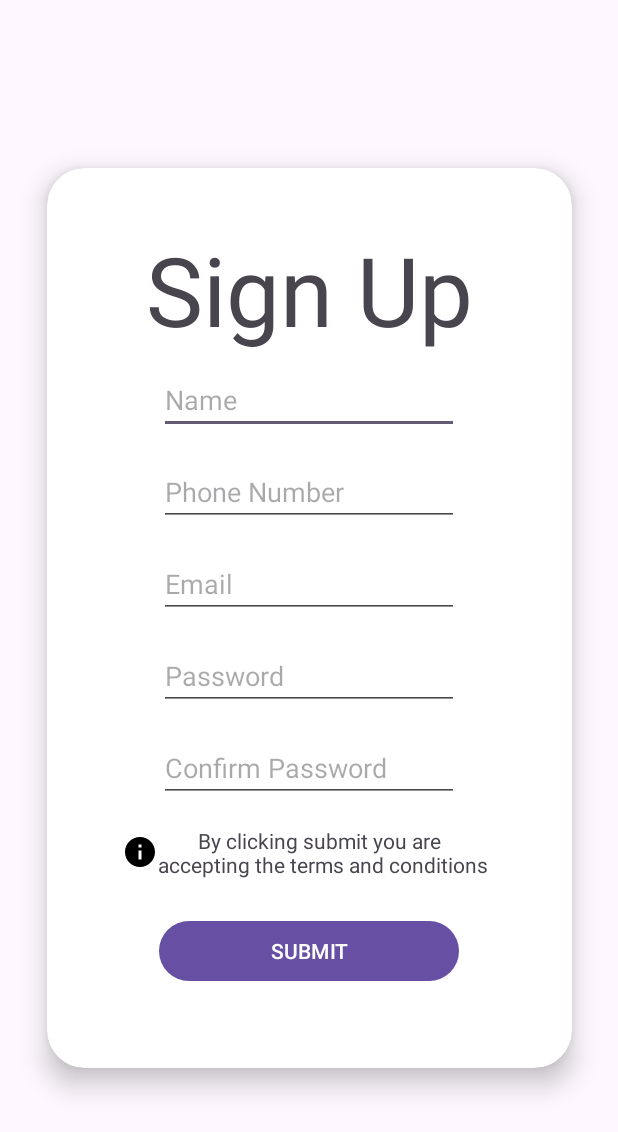
After one commit to GeorgeLifinRell/helper-app, an Android app: the SignUpActivity screen opened directly, with no data from a screen before it, on a phone screen of 412 x 824 dp. The commit adds this screen. Shown: the top 1132 px of the screen. Run offline under Robolectric (Android 15) with nearby library versions, the phone set to English and light mode, and no system bars; our stand-ins replace Firebase (no records; nobody signed in at launch, a user with empty details on screens opened directly).

Commit message:
sign-up layout completed

```diff
--- a/app/build.gradle
+++ b/app/build.gradle
@@ -1,5 +1,6 @@
 plugins {
     alias(libs.plugins.androidApplication)
+    id 'com.google.gms.google-services'
 }
 
 android {
@@ -34,6 +35,8 @@ dependencies {
     implementation libs.material
     implementation libs.activity
     implementation libs.constraintlayout
+    implementation libs.firebase.auth
+    implementation libs.firebase.firestore
     testImplementation libs.junit
     androidTestImplementation libs.ext.junit
     androidTestImplementation libs.espresso.core
--- a/app/src/main/AndroidManifest.xml
+++ b/app/src/main/AndroidManifest.xml
@@ -13,6 +13,12 @@
         android:theme="@style/Theme.HelperApp"
         tools:targetApi="31">
         <activity
+            android:name=".LoginActivity"
+            android:exported="false" />
+        <activity
+            android:name=".SignUpActivity"
+            android:exported="false" />
+        <activity
             android:name=".MainActivity"
             android:exported="true">
             <intent-filter>
--- /dev/null
+++ b/app/src/main/java/com/example/helperapp/LoginActivity.java
@@ -0,0 +1,19 @@
+package com.example.helperapp;
+
+import android.os.Bundle;
+
+import androidx.activity.EdgeToEdge;
+import androidx.appcompat.app.AppCompatActivity;
+import androidx.core.graphics.Insets;
+import androidx.core.view.ViewCompat;
+import androidx.core.view.WindowInsetsCompat;
+
+public class LoginActivity extends AppCompatActivity {
+
+    @Override
+    protected void onCreate(Bundle savedInstanceState) {
+        super.onCreate(savedInstanceState);
+        setContentView(R.layout.activity_login);
+
+    }
+}
--- /dev/null
+++ b/app/src/main/java/com/example/helperapp/SignUpActivity.java
@@ -0,0 +1,56 @@
+package com.example.helperapp;
+
+import android.os.Bundle;
+import android.view.View;
+import android.widget.Button;
+import android.widget.EditText;
+import android.widget.Toast;
+
+import androidx.appcompat.app.AppCompatActivity;
+
+import com.google.firebase.auth.FirebaseAuth;
+import com.google.firebase.auth.FirebaseUser;
+import com.google.firebase.firestore.FirebaseFirestore;
+
+public class SignUpActivity extends AppCompatActivity {
+
+    private FirebaseAuth mAuth;
+    private FirebaseFirestore db;
+
+    @Override
+    protected void onStart() {
+        mAuth = FirebaseAuth.getInstance();
+        db = FirebaseFirestore.getInstance();
+        super.onStart();
+    }
+
+    @Override
+    protected void onCreate(Bundle savedInstanceState) {
+        super.onCreate(savedInstanceState);
+        setContentView(R.layout.activity_sign_up);
+
+        EditText nameEt = findViewById(R.id.name_et);
+        EditText phoneNumberEt = findViewById(R.id.phone_number_et);
+        EditText emailEt = findViewById(R.id.email_et);
+        EditText passwordEt = findViewById(R.id.password_et);
+        EditText confirmPasswordEt = findViewById(R.id.confirm_password_et);
+        Button submitBtn = findViewById(R.id.submit_btn);
+
+        submitBtn.setOnClickListener(new View.OnClickListener() {
+            @Override
+            public void onClick(View v) {
+                String name = nameEt.getText().toString();
+                String phoneNumber = phoneNumberEt.getText().toString();
+                String email = emailEt.getText().toString();
+                String password = passwordEt.getText().toString();
+                String confirmPassword = confirmPasswordEt.getText().toString();
+
+                if (name.isEmpty() || phoneNumber.isEmpty() || email.isEmpty() || password.isEmpty()) {
+                    Toast.makeText(SignUpActivity.this, "Invalid Values!", Toast.LENGTH_SHORT).show();
+                    return;
+                }
+
+            }
+        });
+    }
+}
--- /dev/null
+++ b/app/src/main/res/drawable/baseline_info_24.xml
@@ -0,0 +1,5 @@
+<vector xmlns:android="http://schemas.android.com/apk/res/android" android:height="24dp" android:tint="#000000" android:viewportHeight="24" android:viewportWidth="24" android:width="24dp">
+
+    <path android:fillColor="@android:color/white" android:pathData="M12,2C6.48,2 2,6.48 2,12s4.48,10 10,10 10,-4.48 10,-10S17.52,2 12,2zM13,17h-2v-6h2v6zM13,9h-2L11,7h2v2z"/>
+
+</vector>
--- /dev/null
+++ b/app/src/main/res/layout/activity_login.xml
@@ -0,0 +1,18 @@
+<?xml version="1.0" encoding="utf-8"?>
+<LinearLayout xmlns:android="http://schemas.android.com/apk/res/android"
+    xmlns:app="http://schemas.android.com/apk/res-auto"
+    xmlns:tools="http://schemas.android.com/tools"
+    android:id="@+id/main"
+    android:layout_width="match_parent"
+    android:layout_height="match_parent"
+    android:orientation="vertical"
+    tools:context=".LoginActivity">
+
+    <androidx.cardview.widget.CardView
+        android:layout_width="wrap_content"
+        android:layout_height="wrap_content">
+
+
+    </androidx.cardview.widget.CardView>
+
+</LinearLayout>
--- /dev/null
+++ b/app/src/main/res/layout/activity_sign_up.xml
@@ -0,0 +1,116 @@
+<?xml version="1.0" encoding="utf-8"?>
+<androidx.constraintlayout.widget.ConstraintLayout
+    xmlns:android="http://schemas.android.com/apk/res/android"
+    xmlns:app="http://schemas.android.com/apk/res-auto"
+    xmlns:tools="http://schemas.android.com/tools"
+    android:id="@+id/main"
+    android:layout_width="match_parent"
+    android:layout_height="match_parent"
+    android:layout_gravity="center"
+    tools:context=".SignUpActivity">
+
+    <androidx.cardview.widget.CardView
+        android:layout_width="wrap_content"
+        android:layout_height="wrap_content"
+        android:minHeight="600dp"
+        android:minWidth="350dp"
+        android:padding="25dp"
+        app:cardCornerRadius="25dp"
+        app:cardElevation="10dp"
+        app:layout_constraintBottom_toBottomOf="parent"
+        app:layout_constraintEnd_toEndOf="parent"
+        app:layout_constraintStart_toStartOf="parent"
+        app:layout_constraintTop_toTopOf="parent">
+
+        <LinearLayout
+            android:layout_width="match_parent"
+            android:layout_height="match_parent"
+            android:orientation="vertical"
+            android:layout_gravity="center">
+
+            <TextView
+                android:layout_width="wrap_content"
+                android:layout_height="wrap_content"
+                android:text="@string/sign_up"
+                android:textSize="64sp"
+                android:layout_gravity="center_horizontal"/>
+
+            <EditText
+                android:id="@+id/name_et"
+                android:layout_width="wrap_content"
+                android:layout_height="wrap_content"
+                android:minWidth="200dp"
+                android:layout_gravity="center_horizontal"
+                android:layout_marginVertical="8dp"
+                android:hint="@string/name"
+                android:autofillHints="name"
+                android:inputType="textPersonName"/>
+
+            <EditText
+                android:id="@+id/phone_number_et"
+                android:layout_width="wrap_content"
+                android:layout_height="wrap_content"
+                android:minWidth="200dp"
+                android:layout_gravity="center_horizontal"
+                android:layout_marginVertical="8dp"
+                android:hint="@string/phone_number"
+                android:autofillHints="phone"
+                android:inputType="phone"/>
+
+            <EditText
+                android:id="@+id/email_et"
+                android:layout_width="wrap_content"
+                android:layout_height="wrap_content"
+                android:minWidth="200dp"
+                android:layout_gravity="center_horizontal"
+                android:layout_marginVertical="8dp"
+                android:hint="@string/email"
+                android:autofillHints="phone"
+                android:inputType="textEmailAddress"/>
+
+            <EditText
+                android:id="@+id/password_et"
+                android:layout_width="wrap_content"
+                android:layout_height="wrap_content"
+                android:minWidth="200dp"
+                android:layout_gravity="center_horizontal"
+                android:layout_marginVertical="8dp"
+                android:hint="@string/password"
+                android:autofillHints="password"
+                android:inputType="textPassword"/>
+
+            <EditText
+                android:id="@+id/confirm_password_et"
+                android:layout_width="wrap_content"
+                android:layout_height="wrap_content"
+                android:minWidth="200dp"
+                android:layout_gravity="center_horizontal"
+                android:layout_marginVertical="8dp"
+                android:hint="@string/confirm_password"
+                android:autofillHints="password"
+                android:inputType="textPassword"/>
+
+            <TextView
+                android:id="@+id/submit_info"
+                android:layout_width="wrap_content"
+                android:layout_height="wrap_content"
+                android:minWidth="200dp"
+                android:layout_gravity="center_horizontal"
+                android:layout_marginVertical="8dp"
+                android:text="@string/t_tby_clicking_submit_you_are_accepting_the_terms_and_conditions"
+                android:maxWidth="250dp"
+                app:drawableLeftCompat="@drawable/baseline_info_24" />
+
+            <Button
+                android:id="@+id/submit_btn"
+                android:layout_width="wrap_content"
+                android:layout_height="wrap_content"
+                android:minWidth="200dp"
+                android:layout_gravity="center_horizontal"
+                android:layout_marginVertical="16dp"
+                android:text="@string/submit"
+                android:textAllCaps="true"/>
+
+        </LinearLayout>
+    </androidx.cardview.widget.CardView>
+</androidx.constraintlayout.widget.ConstraintLayout>
--- a/app/src/main/res/values/strings.xml
+++ b/app/src/main/res/values/strings.xml
@@ -1,3 +1,11 @@
 <resources>
     <string name="app_name">Helper App</string>
+    <string name="t_tby_clicking_submit_you_are_accepting_the_terms_and_conditions">\t\tBy clicking submit you are accepting the terms and conditions</string>
+    <string name="submit">submit</string>
+    <string name="confirm_password">Confirm Password</string>
+    <string name="password">Password</string>
+    <string name="phone_number">Phone Number</string>
+    <string name="name">Name</string>
+    <string name="sign_up">Sign Up</string>
+    <string name="email">Email</string>
 </resources>
--- a/build.gradle
+++ b/build.gradle
@@ -1,4 +1,8 @@
-// Top-level build file where you can add configuration options common to all sub-projects/modules.
+buildscript {
+    dependencies {
+        classpath libs.google.services
+    }
+}// Top-level build file where you can add configuration options common to all sub-projects/modules.
 plugins {
 alias(libs.plugins.androidApplication) apply false
 }
--- a/gradle/libs.versions.toml
+++ b/gradle/libs.versions.toml
@@ -7,6 +7,9 @@ appcompat = "1.6.1"
 material = "1.10.0"
 activity = "1.8.0"
 constraintlayout = "2.1.4"
+googleServices = "4.4.1"
+firebaseAuth = "22.3.1"
+firebaseFirestore = "24.10.3"
 
 [libraries]
 junit = { group = "junit", name = "junit", version.ref = "junit" }
@@ -16,6 +19,9 @@ appcompat = { group = "androidx.appcompat", name = "appcompat", version.ref = "a
 material = { group = "com.google.android.material", name = "material", version.ref = "material" }
 activity = { group = "androidx.activity", name = "activity", version.ref = "activity" }
 constraintlayout = { group = "androidx.constraintlayout", name = "constraintlayout", version.ref = "constraintlayout" }
+google-services = { group = "com.google.gms", name = "google-services", version.ref = "googleServices" }
+firebase-auth = { group = "com.google.firebase", name = "firebase-auth", version.ref = "firebaseAuth" }
+firebase-firestore = { group = "com.google.firebase", name = "firebase-firestore", version.ref = "firebaseFirestore" }
 
 [plugins]
 androidApplication = { id = "com.android.application", version.ref = "agp" }
```
